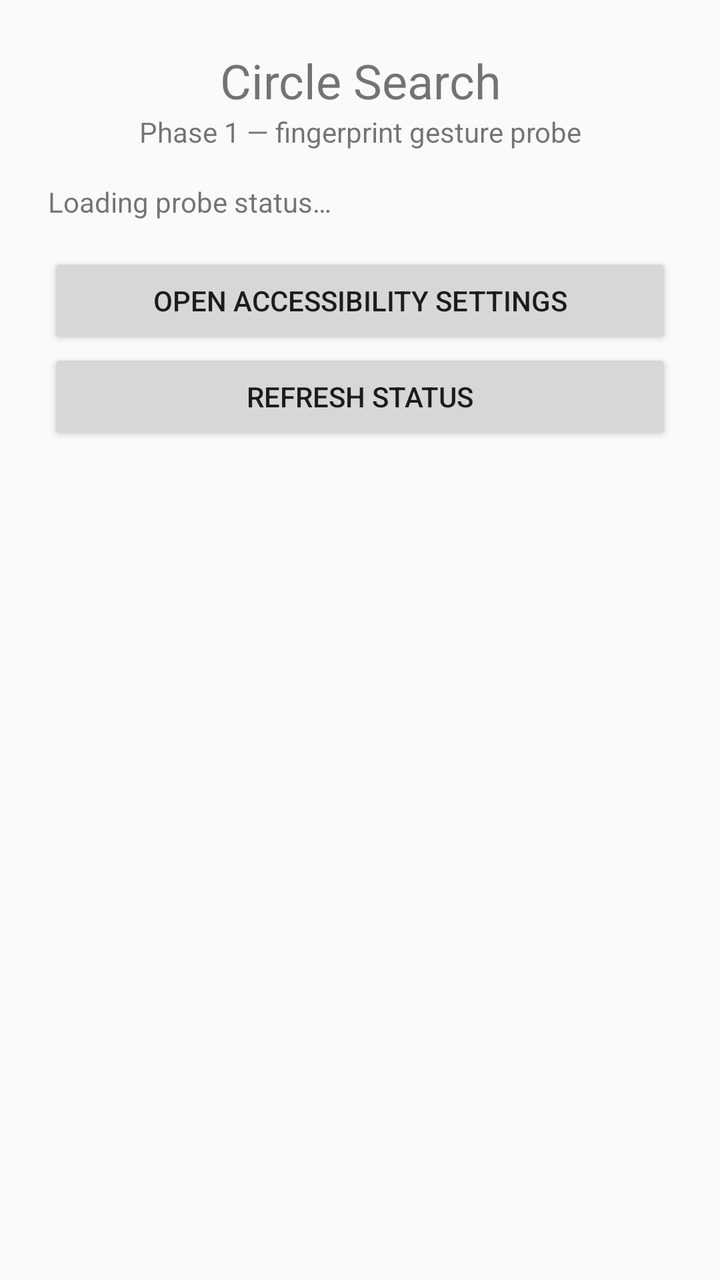
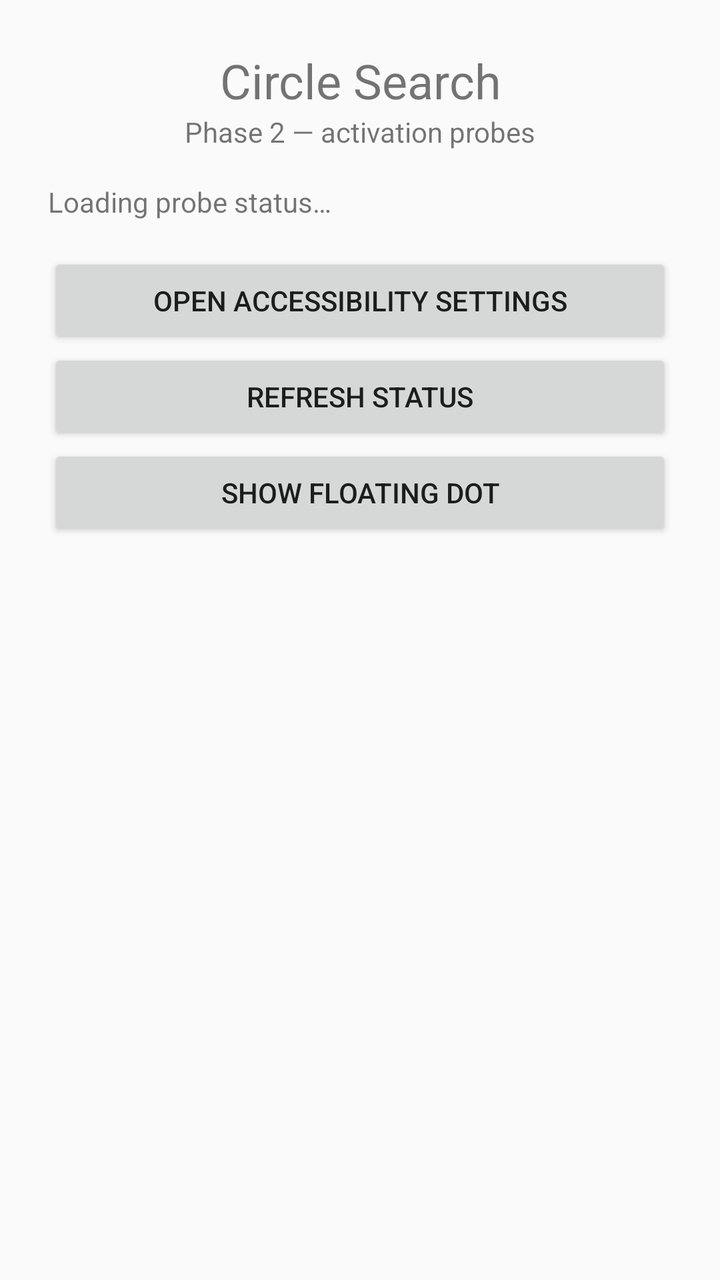

Compare the two renders of this Android layout. The source of the first and the diff that turns it into the second are given below.
<!-- AndroidManifest.xml: application theme android:Theme.Material.Light.NoActionBar -->
<!-- res/layout/activity_main.xml -->
<?xml version="1.0" encoding="utf-8"?>
<LinearLayout xmlns:android="http://schemas.android.com/apk/res/android"
    android:layout_width="match_parent"
    android:layout_height="match_parent"
    android:orientation="vertical"
    android:padding="24dp">

    <TextView
        android:layout_width="match_parent"
        android:layout_height="wrap_content"
        android:gravity="center_horizontal"
        android:text="@string/app_name"
        android:textSize="24sp" />

    <TextView
        android:layout_width="match_parent"
        android:layout_height="wrap_content"
        android:gravity="center_horizontal"
        android:text="@string/phase_label" />

    <TextView
        android:id="@+id/probe_status"
        android:layout_width="match_parent"
        android:layout_height="wrap_content"
        android:layout_marginTop="16dp"
        android:text="@string/probe_status_placeholder" />

    <Button
        android:id="@+id/btn_open_settings"
        android:layout_width="match_parent"
        android:layout_height="wrap_content"
        android:layout_marginTop="16dp"
        android:text="@string/btn_open_settings" />

    <Button
        android:id="@+id/btn_refresh"
        android:layout_width="match_parent"
        android:layout_height="wrap_content"
        android:text="@string/btn_refresh" />

</LinearLayout>
<!-- resources referenced by this layout -->
<resources>
  <string name="app_name">Circle Search</string>
  <string name="btn_open_settings">Open accessibility settings</string>
  <string name="btn_refresh">Refresh status</string>
  <string name="phase_label">Phase 1 — fingerprint gesture probe</string>
  <string name="probe_status_placeholder">Loading probe status…</string>
</resources>

<!-- the commit's change to res/layout/activity_main.xml (unified diff, before → after) -->
@@ -1,41 +1,53 @@
 <?xml version="1.0" encoding="utf-8"?>
-<LinearLayout xmlns:android="http://schemas.android.com/apk/res/android"
+<ScrollView xmlns:android="http://schemas.android.com/apk/res/android"
     android:layout_width="match_parent"
-    android:layout_height="match_parent"
-    android:orientation="vertical"
-    android:padding="24dp">
+    android:layout_height="match_parent">
 
-    <TextView
+    <LinearLayout
         android:layout_width="match_parent"
         android:layout_height="wrap_content"
-        android:gravity="center_horizontal"
-        android:text="@string/app_name"
-        android:textSize="24sp" />
+        android:orientation="vertical"
+        android:padding="24dp">
 
-    <TextView
-        android:layout_width="match_parent"
-        android:layout_height="wrap_content"
-        android:gravity="center_horizontal"
-        android:text="@string/phase_label" />
+        <TextView
+            android:layout_width="match_parent"
+            android:layout_height="wrap_content"
+            android:gravity="center_horizontal"
+            android:text="@string/app_name"
+            android:textSize="24sp" />
 
-    <TextView
-        android:id="@+id/probe_status"
-        android:layout_width="match_parent"
-        android:layout_height="wrap_content"
-        android:layout_marginTop="16dp"
-        android:text="@string/probe_status_placeholder" />
+        <TextView
+            android:layout_width="match_parent"
+            android:layout_height="wrap_content"
+            android:gravity="center_horizontal"
+            android:text="@string/phase_label" />
 
-    <Button
-        android:id="@+id/btn_open_settings"
-        android:layout_width="match_parent"
-        android:layout_height="wrap_content"
-        android:layout_marginTop="16dp"
-        android:text="@string/btn_open_settings" />
+        <TextView
+            android:id="@+id/probe_status"
+            android:layout_width="match_parent"
+            android:layout_height="wrap_content"
+            android:layout_marginTop="16dp"
+            android:text="@string/probe_status_placeholder" />
 
-    <Button
-        android:id="@+id/btn_refresh"
-        android:layout_width="match_parent"
-        android:layout_height="wrap_content"
-        android:text="@string/btn_refresh" />
+        <Button
+            android:id="@+id/btn_open_settings"
+            android:layout_width="match_parent"
+            android:layout_height="wrap_content"
+            android:layout_marginTop="16dp"
+            android:text="@string/btn_open_settings" />
 
-</LinearLayout>
+        <Button
+            android:id="@+id/btn_refresh"
+            android:layout_width="match_parent"
+            android:layout_height="wrap_content"
+            android:text="@string/btn_refresh" />
+
+        <Button
+            android:id="@+id/btn_show_dot"
+            android:layout_width="match_parent"
+            android:layout_height="wrap_content"
+            android:text="@string/btn_show_dot" />
+
+    </LinearLayout>
+
+</ScrollView>
<!-- resource entries referenced after the edit -->
@@ -3,7 +3,8 @@
   <string name="app_name">Circle Search</string>
   <string name="btn_open_settings">Open accessibility settings</string>
   <string name="btn_refresh">Refresh status</string>
-  <string name="phase_label">Phase 1 — fingerprint gesture probe</string>
+  <string name="btn_show_dot">Show floating dot</string>
+  <string name="phase_label">Phase 2 — activation probes</string>
   <string name="probe_status_placeholder">Loading probe status…</string>
 </resources>
 
